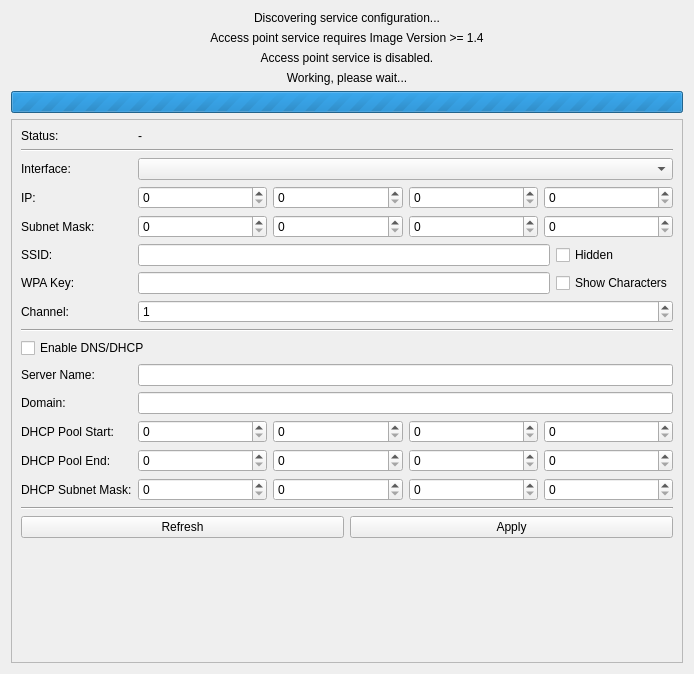
Before: the Qt Designer form src/brickv/plugin_system/plugins/red/ui/red_tab_settings_ap.ui in Tinkerforge/brickv, drawn with Qt 5.
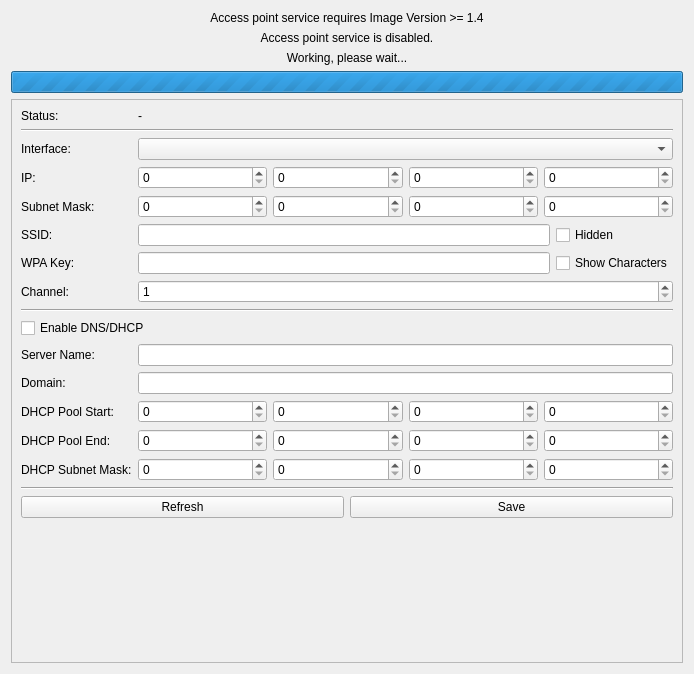
After: the same form once the commit is applied.

Commit message: red-brick: Rename access point mode apply button to save button

Patch:
```diff
--- a/src/brickv/plugin_system/plugins/red/ui/red_tab_settings_ap.ui
+++ b/src/brickv/plugin_system/plugins/red/ui/red_tab_settings_ap.ui
@@ -14,8 +14,8 @@
    <string>Form</string>
   </property>
   <layout class="QGridLayout" name="gridLayout">
-   <item row="5" column="0">
-    <widget class="QProgressBar" name="pbar_applying">
+   <item row="3" column="0">
+    <widget class="QProgressBar" name="pbar_working_wait">
      <property name="maximum">
       <number>0</number>
      </property>
@@ -24,7 +24,7 @@
      </property>
     </widget>
    </item>
-   <item row="8" column="0">
+   <item row="7" column="0">
     <widget class="QScrollArea" name="sarea_ap">
      <property name="widgetResizable">
       <bool>true</bool>
@@ -35,7 +35,7 @@
         <x>0</x>
         <y>0</y>
         <width>674</width>
-        <height>531</height>
+        <height>554</height>
        </rect>
       </property>
       <layout class="QGridLayout" name="gridLayout_3">
@@ -343,7 +343,7 @@
          <item>
           <widget class="QPushButton" name="pbutton_ap_apply">
            <property name="text">
-            <string>Apply</string>
+            <string>Save</string>
            </property>
           </widget>
          </item>
@@ -426,8 +426,8 @@
      </widget>
     </widget>
    </item>
-   <item row="4" column="0">
-    <widget class="QLabel" name="label_applying">
+   <item row="2" column="0">
+    <widget class="QLabel" name="label_working_wait">
      <property name="text">
       <string>Working, please wait...</string>
      </property>
@@ -436,20 +436,7 @@
      </property>
     </widget>
    </item>
-   <item row="0" column="0">
-    <widget class="QLabel" name="label_ap_discovering">
-     <property name="text">
-      <string>Discovering service configuration...</string>
-     </property>
-     <property name="alignment">
-      <set>Qt::AlignCenter</set>
-     </property>
-     <property name="wordWrap">
-      <bool>true</bool>
-     </property>
-    </widget>
-   </item>
-   <item row="2" column="0">
+   <item row="1" column="0">
     <widget class="QLabel" name="label_ap_disabled">
      <property name="enabled">
       <bool>true</bool>
@@ -465,7 +452,7 @@
      </property>
     </widget>
    </item>
-   <item row="1" column="0">
+   <item row="0" column="0">
     <widget class="QLabel" name="label_ap_unsupported">
      <property name="text">
       <string>Access point service requires Image Version &gt;= 1.4</string>
```
Left out of the diff: 4 changed lines with no effect on the pictures. The commit also changes 1 other file.
